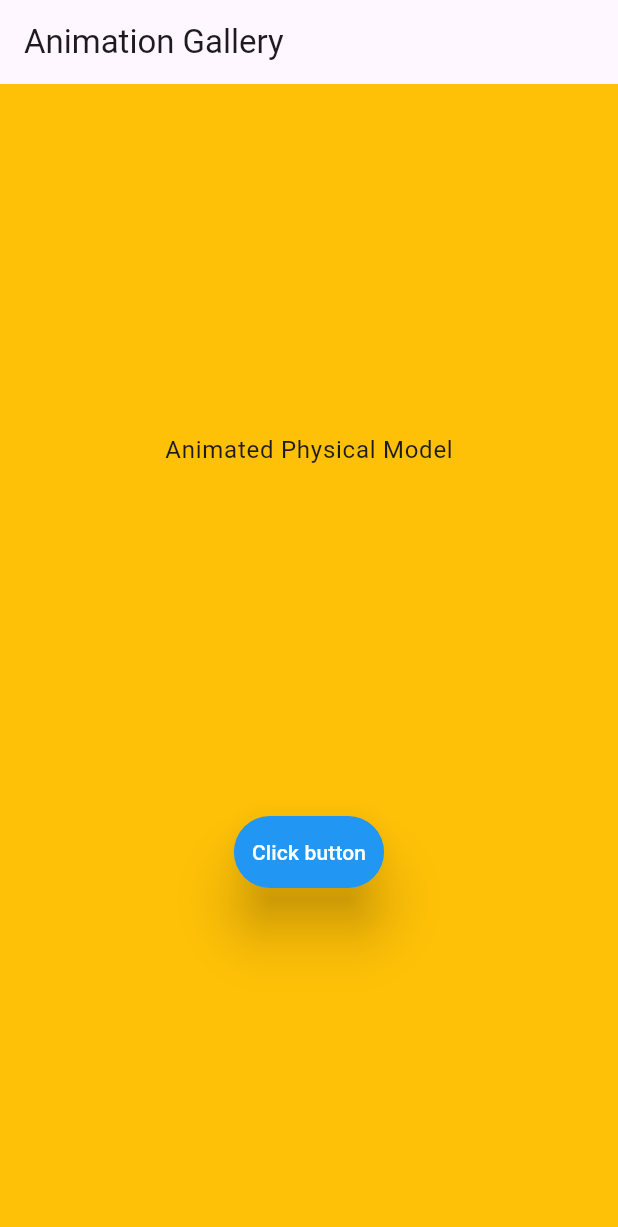
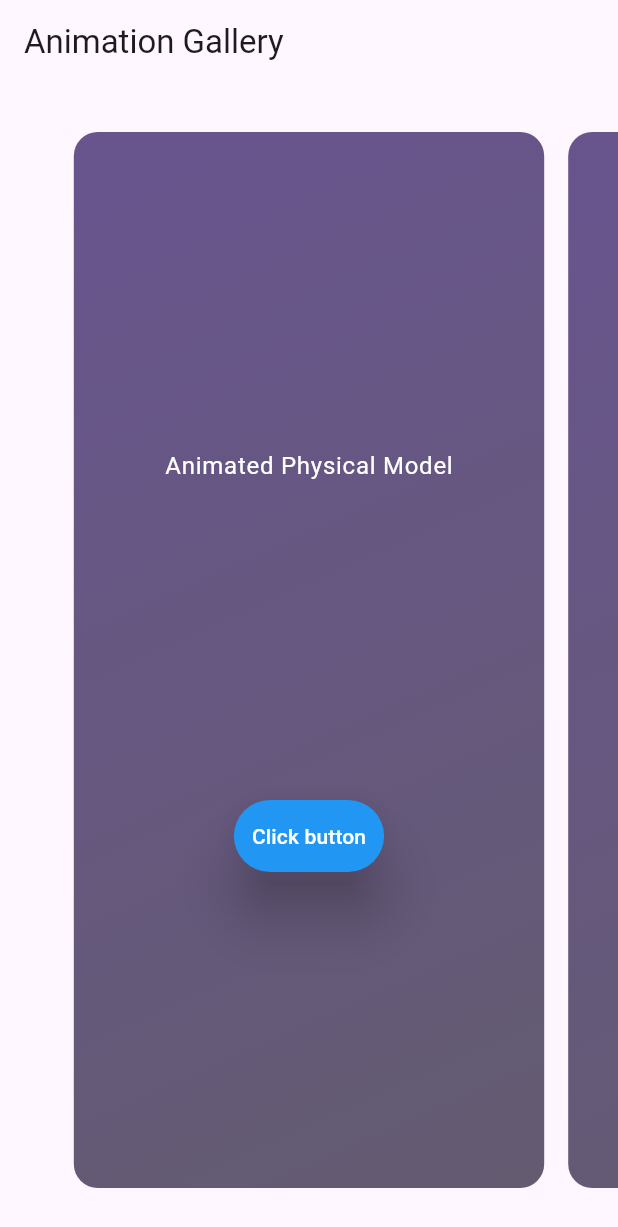
Before and after one commit to luckyhandler/animations_gallery, a Flutter app: the screen it shows after launch, on a phone screen of 412 x 824 dp. Shown: the top 1227 px of the screen. Run offline on Flutter 3.47's test engine with Material 3 defaults, Android fonts, the light colour scheme and no system bars.

Commit message:
Add pageView

```diff
--- a/lib/presentation/screens/animated_physical_model_screen.dart
+++ b/lib/presentation/screens/animated_physical_model_screen.dart
@@ -6,16 +6,30 @@ class AnimatedPhysicalModelPage extends StatelessWidget {
   const AnimatedPhysicalModelPage({super.key});
 
   @override
-  Widget build(BuildContext context) => Center(
+  Widget build(BuildContext context) => DecoratedBox(
+        decoration: BoxDecoration(
+          borderRadius: BorderRadius.circular(16.0),
+          gradient: LinearGradient(
+            begin: Alignment.topLeft,
+            end: Alignment.bottomRight,
+            colors: [
+              Theme.of(context).colorScheme.primary,
+              Theme.of(context).colorScheme.secondary,
+            ],
+          ),
+        ),
+        child: Center(
           child: Column(
             crossAxisAlignment: CrossAxisAlignment.center,
             mainAxisAlignment: MainAxisAlignment.spaceEvenly,
             mainAxisSize: MainAxisSize.max,
             children: [
               Text('Animated Physical Model',
-                style: Theme.of(context).textTheme.bodyLarge),
+                  style: Theme.of(context).textTheme.bodyLarge!.copyWith(
+                      color: Theme.of(context).colorScheme.onPrimary)),
               const AnimatedPhysicalModelAnimation(),
             ],
           ),
+        ),
       );
 }
--- a/lib/presentation/screens/gallery_screen.dart
+++ b/lib/presentation/screens/gallery_screen.dart
@@ -1,23 +1,42 @@
-import 'package:animations_gallery/presentation/screens/animated_physical_model_screen.dart';
 import 'package:flutter/material.dart';
 
-import '../widgets/widgets.dart';
+import 'animated_physical_model_screen.dart';
 
-class GalleryScreen extends StatelessWidget {
+const defaultPadding = EdgeInsets.symmetric(horizontal: 8, vertical: 32);
+
+class GalleryScreen extends StatefulWidget {
   const GalleryScreen({super.key});
+
+  @override
+  State<GalleryScreen> createState() => _GalleryScreenState();
+}
+
+class _GalleryScreenState extends State<GalleryScreen> {
+  final pageController = PageController(
+    viewportFraction: 0.8,
+    initialPage: 0,
+  );
+
+
 
   @override
   Widget build(BuildContext context) {
     return Scaffold(
-      backgroundColor: Colors.amber,
         appBar: AppBar(
           title: const Text('Animation Gallery'),
         ),
         body: PageView(
+          controller: pageController,
           children: const <Widget>[
-          AnimatedPhysicalModelPage(),
+            Padding(
+              padding: defaultPadding,
+              child: AnimatedPhysicalModelPage(),
+            ),
+            Padding(
+              padding: defaultPadding,
+              child: AnimatedPhysicalModelPage(),
+            ),
           ],
-      )
-    );
+        ));
   }
 }
--- a/lib/presentation/screens/screens.dart
+++ b/lib/presentation/screens/screens.dart
@@ -1 +1,2 @@
 export 'gallery_screen.dart';
+export 'animated_physical_model_screen.dart';
```
Lines whose indentation alone changed are shown as unchanged.
